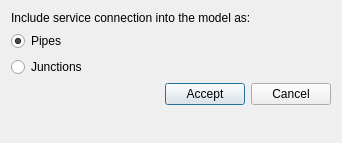
First picture: the form in ui/qgisred_toolConnections_dialog.ui, repository qgisred/QGISRed, before the edit.
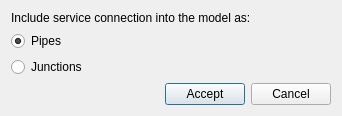
Second picture: the form after the edit. Icons and pictures are not drawn.

What changed in the file:
```diff
--- a/ui/qgisred_toolConnections_dialog.ui
+++ b/ui/qgisred_toolConnections_dialog.ui
@@ -7,7 +7,7 @@
     <x>0</x>
     <y>0</y>
     <width>342</width>
-    <height>143</height>
+    <height>100</height>
    </rect>
   </property>
   <property name="windowTitle">
```
Left out of the diff: 2 changed lines with no effect on the pictures.
